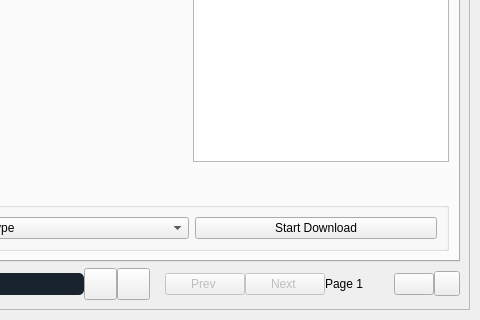
Above: src/ui_main_trial.ui from rishabh3354/YOUTUBE-DL-PRO before the change; both pictures show x 592 to 1072 and y 279 to 599 of the 1072 by 599 pixel window. Below: the same form after it.
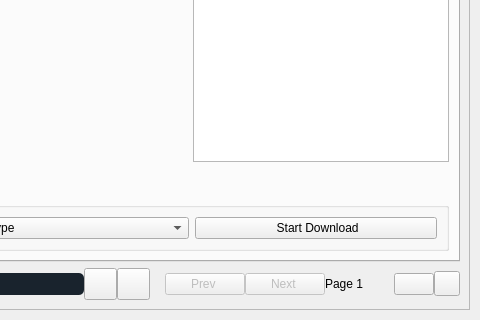
That is the form after the change. The open tabs and pages were chosen to show the change. Icons and pictures are not drawn.

```diff
--- a/src/ui_main_trial.ui
+++ b/src/ui_main_trial.ui
@@ -1402,7 +1402,7 @@
                       <string notr="true"/>
                      </property>
                      <property name="text">
-                      <string>Start Download</string>
+                      <string> Start Download</string>
                      </property>
                      <property name="icon">
                       <iconset resource="resource.qrc">
```
Left out of the diff: 4 changed lines with no effect on the pictures.
